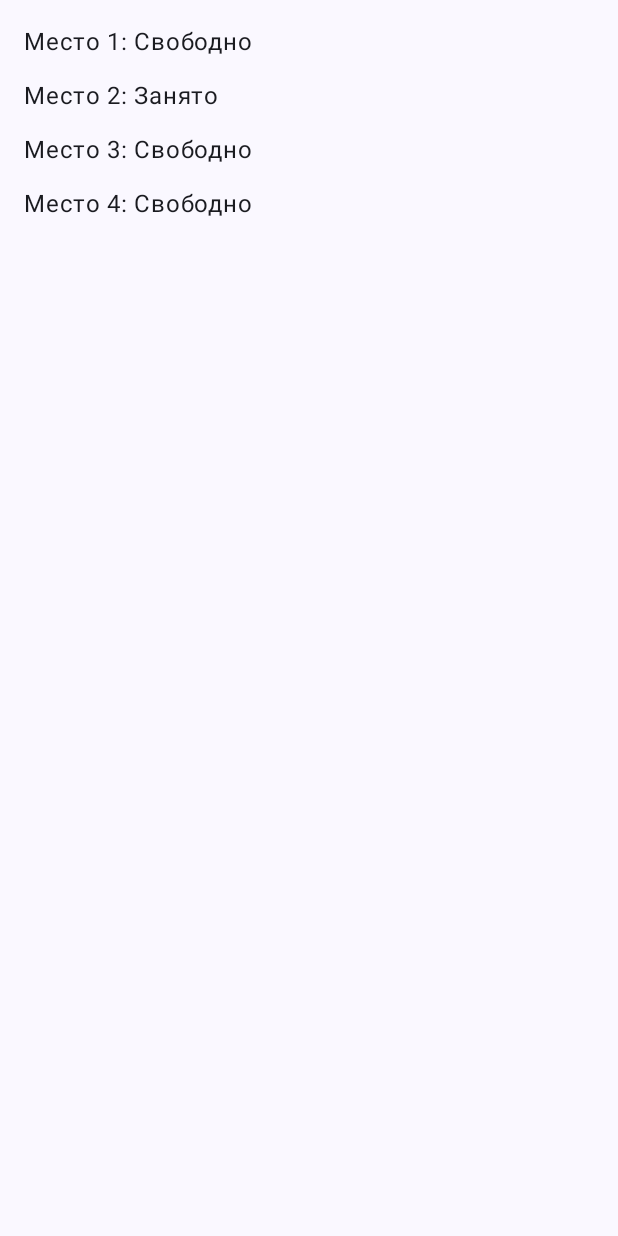
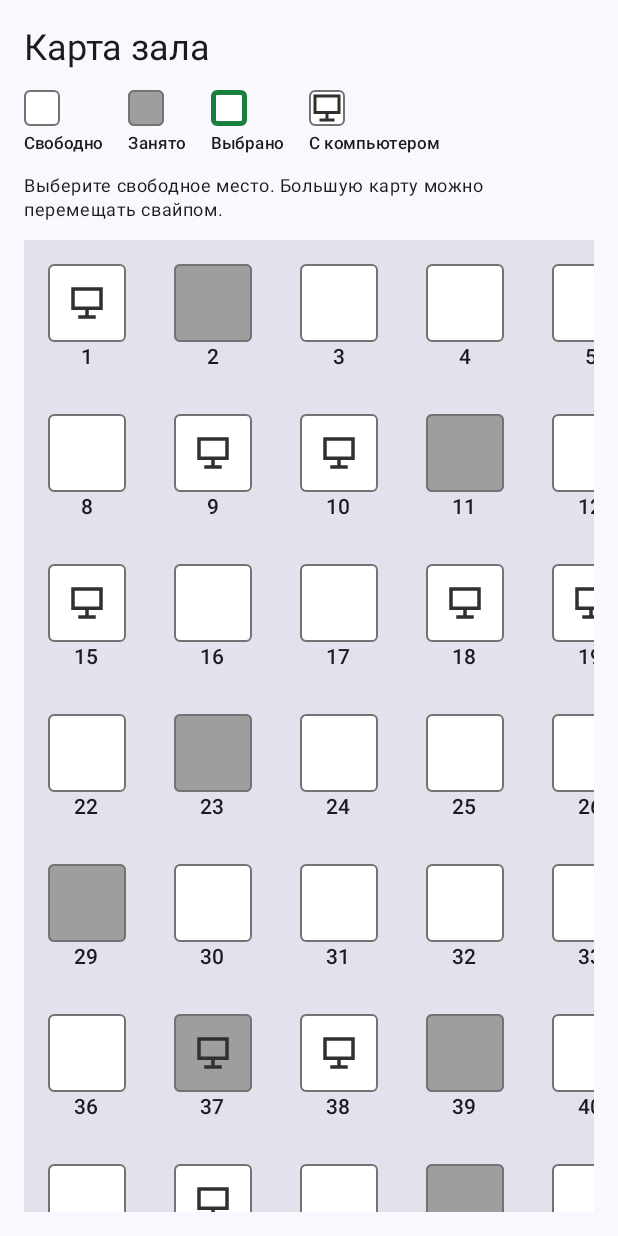
Before and after one commit to IvanMazko/StudySpot, an Android app built with Jetpack Compose: the screen it shows after launch (MainActivity), on a phone screen of 412 x 824 dp. Run offline under Robolectric (Android 15) with nearby library versions, the phone set to English and light mode, and no system bars; our stand-ins replace Dagger/Hilt's generated code; libraries missing offline, so code that uses them is left out: androidx.hilt.lifecycle.

Commit message:
feat: add scrollable seat map with seat selection

```diff
--- a/app/build.gradle.kts
+++ b/app/build.gradle.kts
@@ -54,6 +54,7 @@ dependencies {
     implementation(libs.androidx.core.ktx)
     implementation(libs.androidx.lifecycle.runtime.ktx)
     testImplementation(libs.junit)
+    testImplementation(libs.kotlinx.coroutines.test)
     androidTestImplementation(platform(libs.androidx.compose.bom))
     androidTestImplementation(libs.androidx.compose.ui.test.junit4)
     androidTestImplementation(libs.androidx.espresso.core)
--- a/app/src/main/java/com/example/studyspot/data/demo/DemoHallData.kt
+++ b/app/src/main/java/com/example/studyspot/data/demo/DemoHallData.kt
@@ -3,35 +3,47 @@ package com.example.studyspot.data.demo
 import com.example.studyspot.domain.models.Seat
 import com.example.studyspot.domain.models.SeatPosition
 import com.example.studyspot.domain.models.SeatType
+import kotlin.random.Random
 
 object DemoHallData {
 
-    val seats: List<Seat> = listOf(
-        Seat(
-            id = "seat-1",
-            label = "1",
-            type = SeatType.REGULAR,
-            position = SeatPosition(row = 0, column = 0),
-        ),
-        Seat(
-            id = "seat-2",
-            label = "2",
-            type = SeatType.REGULAR,
-            position = SeatPosition(row = 0, column = 1),
-        ),
-        Seat(
-            id = "seat-3",
-            label = "3",
-            type = SeatType.COMPUTER,
-            position = SeatPosition(row = 1, column = 0),
-        ),
-        Seat(
-            id = "seat-4",
-            label = "4",
-            type = SeatType.COMPUTER,
-            position = SeatPosition(row = 1, column = 1),
-        ),
-    )
+    private const val ROW_COUNT = 8
+    private const val COLUMN_COUNT = 7
 
-    val occupiedSeatIds: Set<String> = setOf("seat-2")
+    val seats: List<Seat> = createSeats()
+
+    val occupiedSeatIds: Set<String> = setOf("seat-2", "seat-11", "seat-14", "seat-23", "seat-29", "seat-35", "seat-37","seat-39",
+        "seat-46", "seat-50", "seat-52", "seat-54")
+
+    private fun createSeats(): List<Seat> {
+        val result = mutableListOf<Seat>()
+        // Repeatable computer-seat distribution; coordinates are not random.
+        val random = Random(seed = 42)
+        var seatNumber = 1
+
+        for (row in 0 until ROW_COUNT) {
+            for (column in 0 until COLUMN_COUNT) {
+                val type = if (random.nextInt(4) == 0) {
+                    SeatType.COMPUTER
+                } else {
+                    SeatType.REGULAR
+                }
+
+                val seat = Seat(
+                    id = "seat-$seatNumber",
+                    label = seatNumber.toString(),
+                    type = type,
+                    position = SeatPosition(
+                        row = row,
+                        column = column,
+                    ),
+                )
+
+                result.add(seat)
+                seatNumber++
+            }
+        }
+
+        return result
+    }
 }
--- /dev/null
+++ b/app/src/main/java/com/example/studyspot/presentation/screens/seatmap/SeatItem.kt
@@ -0,0 +1,89 @@
+package com.example.studyspot.presentation.screens.seatmap
+
+import androidx.compose.foundation.BorderStroke
+import androidx.compose.foundation.background
+import androidx.compose.foundation.border
+import androidx.compose.foundation.layout.Box
+import androidx.compose.foundation.layout.Column
+import androidx.compose.foundation.layout.size
+import androidx.compose.foundation.selection.selectable
+import androidx.compose.foundation.shape.RoundedCornerShape
+import androidx.compose.material3.Icon
+import androidx.compose.material3.MaterialTheme
+import androidx.compose.material3.Text
+import androidx.compose.runtime.Composable
+import androidx.compose.ui.Alignment
+import androidx.compose.ui.Modifier
+import androidx.compose.ui.res.colorResource
+import androidx.compose.ui.res.painterResource
+import androidx.compose.ui.res.stringResource
+import androidx.compose.ui.semantics.Role
+import androidx.compose.ui.semantics.contentDescription
+import androidx.compose.ui.semantics.semantics
+import androidx.compose.ui.unit.dp
+import com.example.studyspot.R
+import com.example.studyspot.domain.models.AvailabilityStatus
+import com.example.studyspot.domain.models.SeatSlot
+import com.example.studyspot.domain.models.SeatType
+
+@Composable
+fun SeatItem(
+    seatSlot: SeatSlot,
+    isSelected: Boolean,
+    onClick: () -> Unit,
+    modifier: Modifier = Modifier,
+) {
+    val isAvailable = seatSlot.status == AvailabilityStatus.AVAILABLE
+    val status = stringResource(if (isAvailable) R.string.seat_available else R.string.seat_occupied)
+    val type = stringResource(
+        if (seatSlot.seat.type == SeatType.COMPUTER) R.string.seat_computer else R.string.seat_regular,
+    )
+    val description = stringResource(R.string.seat_description, seatSlot.seat.label, type, status)
+
+    Column(
+        modifier = modifier
+            .semantics(mergeDescendants = true) { contentDescription = description }
+            .selectable(
+                selected = isSelected,
+                enabled = isAvailable,
+                role = Role.Checkbox,
+                onClick = onClick,
+            ),
+        horizontalAlignment = Alignment.CenterHorizontally,
+    ) {
+        SeatSymbol(isAvailable, isSelected, seatSlot.seat.type == SeatType.COMPUTER)
+        Text(text = seatSlot.seat.label, style = MaterialTheme.typography.labelLarge)
+    }
+}
+
+@Composable
+internal fun SeatSymbol(
+    isAvailable: Boolean = true,
+    isSelected: Boolean = false,
+    hasComputer: Boolean = false,
+    modifier: Modifier = Modifier,
+) {
+    val shape = RoundedCornerShape(4.dp)
+    val borderColor = colorResource(
+        if (isSelected) R.color.seat_selected_border else R.color.seat_border,
+    )
+    val backgroundColor = colorResource(
+        if (isAvailable) R.color.seat_available_background else R.color.seat_occupied_background,
+    )
+    Box(
+        modifier = modifier
+            .size(52.dp)
+            .background(backgroundColor, shape)
+            .border(BorderStroke(if (isSelected) 3.dp else 1.dp, borderColor), shape),
+        contentAlignment = Alignment.Center,
+    ) {
+        if (hasComputer) {
+            Icon(
+                painter = painterResource(R.drawable.ic_computer),
+                contentDescription = null,
+                tint = colorResource(R.color.seat_computer_icon),
+                modifier = Modifier.size(28.dp),
+            )
+        }
+    }
+}
--- /dev/null
+++ b/app/src/main/java/com/example/studyspot/presentation/screens/seatmap/SeatMap.kt
@@ -0,0 +1,90 @@
+package com.example.studyspot.presentation.screens.seatmap
+
+import androidx.compose.foundation.ExperimentalFoundationApi
+import androidx.compose.foundation.background
+import androidx.compose.foundation.gestures.rememberScrollable2DState
+import androidx.compose.foundation.gestures.scrollable2D
+import androidx.compose.foundation.layout.Box
+import androidx.compose.foundation.layout.BoxWithConstraints
+import androidx.compose.foundation.layout.fillMaxSize
+import androidx.compose.foundation.layout.offset
+import androidx.compose.foundation.layout.size
+import androidx.compose.foundation.layout.wrapContentSize
+import androidx.compose.material3.MaterialTheme
+import androidx.compose.runtime.Composable
+import androidx.compose.runtime.getValue
+import androidx.compose.runtime.key
+import androidx.compose.runtime.mutableStateOf
+import androidx.compose.runtime.remember
+import androidx.compose.runtime.setValue
+import androidx.compose.ui.Alignment
+import androidx.compose.ui.Modifier
+import androidx.compose.ui.draw.clipToBounds
+import androidx.compose.ui.geometry.Offset
+import androidx.compose.ui.graphics.graphicsLayer
+import androidx.compose.ui.platform.LocalDensity
+import androidx.compose.ui.unit.dp
+import com.example.studyspot.domain.models.SeatSlot
+
+@OptIn(ExperimentalFoundationApi::class)
+@Composable
+fun SeatMap(
+    seatSlots: List<SeatSlot>,
+    selectedSeatId: String?,
+    onSeatClick: (String) -> Unit,
+    modifier: Modifier = Modifier,
+) {
+    // Empty coordinates remain empty: places never reflow to fit the screen.
+    var rowCount = 0
+    var columnCount = 0
+    for (slot in seatSlots) {
+        rowCount = maxOf(rowCount, slot.seat.position.row + 1)
+        columnCount = maxOf(columnCount, slot.seat.position.column + 1)
+    }
+    val cellWidth = 84.dp
+    val cellHeight = 100.dp
+    val mapWidth = cellWidth * columnCount + 32.dp
+    val mapHeight = cellHeight * rowCount + 32.dp
+    val density = LocalDensity.current
+
+    BoxWithConstraints(modifier.clipToBounds().background(MaterialTheme.colorScheme.surfaceVariant)) {
+        val maxX = with(density) { (mapWidth - maxWidth).coerceAtLeast(0.dp).toPx() }
+        val maxY = with(density) { (mapHeight - maxHeight).coerceAtLeast(0.dp).toPx() }
+        var pan by remember { mutableStateOf(Offset.Zero) }
+        val boundedPan = Offset(pan.x.coerceIn(-maxX, 0f), pan.y.coerceIn(-maxY, 0f))
+        val scrollState = rememberScrollable2DState { delta ->
+            val previous = Offset(pan.x.coerceIn(-maxX, 0f), pan.y.coerceIn(-maxY, 0f))
+            pan = Offset(
+                (previous.x + delta.x).coerceIn(-maxX, 0f),
+                (previous.y + delta.y).coerceIn(-maxY, 0f),
+            )
+            pan - previous
+        }
+
+        Box(Modifier.fillMaxSize().scrollable2D(scrollState)) {
+            Box(
+                Modifier
+                    .wrapContentSize(Alignment.TopStart, unbounded = true)
+                    .size(mapWidth, mapHeight)
+                    .graphicsLayer {
+                        translationX = boundedPan.x
+                        translationY = boundedPan.y
+                    },
+            ) {
+                for (slot in seatSlots) {
+                    key(slot.seat.id) {
+                        SeatItem(
+                            seatSlot = slot,
+                            isSelected = slot.seat.id == selectedSeatId,
+                            onClick = { onSeatClick(slot.seat.id) },
+                            modifier = Modifier.offset(
+                                x = 16.dp + cellWidth * slot.seat.position.column,
+                                y = 16.dp + cellHeight * slot.seat.position.row,
+                            ),
+                        )
+                    }
+                }
+            }
+        }
+    }
+}
--- /dev/null
+++ b/app/src/main/java/com/example/studyspot/presentation/screens/seatmap/SeatMapLegend.kt
@@ -0,0 +1,37 @@
+package com.example.studyspot.presentation.screens.seatmap
+
+import androidx.compose.foundation.layout.Arrangement
+import androidx.compose.foundation.layout.Column
+import androidx.compose.foundation.layout.ExperimentalLayoutApi
+import androidx.compose.foundation.layout.FlowRow
+import androidx.compose.foundation.layout.size
+import androidx.compose.material3.MaterialTheme
+import androidx.compose.material3.Text
+import androidx.compose.runtime.Composable
+import androidx.compose.ui.Modifier
+import androidx.compose.ui.res.stringResource
+import androidx.compose.ui.unit.dp
+import com.example.studyspot.R
+
+@OptIn(ExperimentalLayoutApi::class)
+@Composable
+fun SeatMapLegend(modifier: Modifier = Modifier) {
+    FlowRow(
+        modifier = modifier,
+        horizontalArrangement = Arrangement.spacedBy(16.dp),
+        verticalArrangement = Arrangement.spacedBy(8.dp),
+    ) {
+        LegendEntry(stringResource(R.string.seat_available)) { SeatSymbol(modifier = it) }
+        LegendEntry(stringResource(R.string.seat_occupied)) { SeatSymbol(isAvailable = false, modifier = it) }
+        LegendEntry(stringResource(R.string.seat_selected)) { SeatSymbol(isSelected = true, modifier = it) }
+        LegendEntry(stringResource(R.string.seat_computer)) { SeatSymbol(hasComputer = true, modifier = it) }
+    }
+}
+
+@Composable
+private fun LegendEntry(label: String, symbol: @Composable (Modifier) -> Unit) {
+    Column(verticalArrangement = Arrangement.spacedBy(4.dp)) {
+        symbol(Modifier.size(24.dp))
+        Text(text = label, style = MaterialTheme.typography.labelSmall)
+    }
+}
--- a/app/src/main/java/com/example/studyspot/presentation/screens/seatmap/SeatMapRoute.kt
+++ b/app/src/main/java/com/example/studyspot/presentation/screens/seatmap/SeatMapRoute.kt
@@ -25,6 +25,7 @@ fun SeatMapRoute(
 
     SeatMapScreen(
         state = state,
+        onSeatClick = viewModel::onSeatClick,
         onRetryClick = { viewModel.loadSeatSlots(date, timeSlot) },
         modifier = modifier,
     )
--- a/app/src/main/java/com/example/studyspot/presentation/screens/seatmap/SeatMapScreen.kt
+++ b/app/src/main/java/com/example/studyspot/presentation/screens/seatmap/SeatMapScreen.kt
@@ -2,30 +2,45 @@ package com.example.studyspot.presentation.screens.seatmap
 
 import androidx.compose.foundation.layout.Arrangement
 import androidx.compose.foundation.layout.Column
+import androidx.compose.foundation.layout.fillMaxSize
+import androidx.compose.foundation.layout.fillMaxWidth
 import androidx.compose.foundation.layout.padding
 import androidx.compose.material3.Button
 import androidx.compose.material3.CircularProgressIndicator
 import androidx.compose.material3.Text
 import androidx.compose.runtime.Composable
+import androidx.compose.runtime.getValue
+import androidx.compose.runtime.mutableStateOf
+import androidx.compose.runtime.remember
+import androidx.compose.runtime.setValue
 import androidx.compose.ui.Modifier
 import androidx.compose.ui.res.stringResource
 import androidx.compose.ui.tooling.preview.Preview
 import androidx.compose.ui.unit.dp
 import com.example.studyspot.R
 import com.example.studyspot.domain.models.AvailabilityStatus
+import com.example.studyspot.domain.models.Seat
+import com.example.studyspot.domain.models.SeatPosition
+import com.example.studyspot.domain.models.SeatSlot
+import com.example.studyspot.domain.models.SeatType
+import com.example.studyspot.domain.models.TimeSlot
 import com.example.studyspot.presentation.state.SeatMapUiState
 import com.example.studyspot.presentation.theme.StudySpotTheme
+import java.time.LocalDate
+import java.time.LocalTime
 
 @Composable
 fun SeatMapScreen(
     state: SeatMapUiState,
+    onSeatClick: (String) -> Unit,
     onRetryClick: () -> Unit,
     modifier: Modifier = Modifier,
 ) {
     Column(
-        modifier = modifier.padding(16.dp),
+        modifier = modifier.fillMaxSize().padding(16.dp),
         verticalArrangement = Arrangement.spacedBy(12.dp),
     ) {
+        Text(text = stringResource(R.string.hall_map), style = androidx.compose.material3.MaterialTheme.typography.headlineSmall)
         when {
             state.isLoading -> CircularProgressIndicator()
 
@@ -39,29 +54,57 @@ fun SeatMapScreen(
             state.seatSlots.isEmpty() -> Text(text = stringResource(R.string.no_seats))
 
             else -> {
-                for (seatSlot in state.seatSlots) {
-                    val statusResource = if (seatSlot.status == AvailabilityStatus.AVAILABLE) {
-                        R.string.seat_available
-                    } else {
-                        R.string.seat_occupied
-                    }
-                    Text(
-                        text = stringResource(
-                            R.string.seat_status,
-                            seatSlot.seat.label,
-                            stringResource(statusResource),
-                        ),
-                    )
-                }
+                SeatMapLegend(Modifier.fillMaxWidth())
+                Text(
+                    text = stringResource(R.string.map_hint),
+                    style = androidx.compose.material3.MaterialTheme.typography.bodySmall,
+                )
+                SeatMap(
+                    seatSlots = state.seatSlots,
+                    selectedSeatId = state.selectedSeatId,
+                    onSeatClick = onSeatClick,
+                    modifier = Modifier.fillMaxWidth().weight(1f),
+                )
             }
         }
     }
 }
 
-@Preview(showBackground = true)
+@Preview(showBackground = true, widthDp = 360, heightDp = 640)
+@Preview(showBackground = true, widthDp = 360, heightDp = 640, uiMode = android.content.res.Configuration.UI_MODE_NIGHT_YES)
 @Composable
 private fun SeatMapScreenPreview() {
     StudySpotTheme {
-        SeatMapScreen(state = SeatMapUiState(), onRetryClick = {})
+        var state by remember {
+            mutableStateOf(SeatMapUiState(seatSlots = previewSeatSlots(), selectedSeatId = "seat-1"))
+        }
+        SeatMapScreen(
+            state = state,
+            onSeatClick = { id ->
+                state = state.copy(selectedSeatId = if (state.selectedSeatId == id) null else id)
+            },
+            onRetryClick = {},
+        )
     }
 }
+
+// A larger fixture for checking scrolling without changing the repository's demo hall.
+private fun previewSeatSlots(): List<SeatSlot> {
+    val result = mutableListOf<SeatSlot>()
+    val date = LocalDate.of(2026, 11, 19)
+    val timeSlot = TimeSlot("morning", LocalTime.of(9, 0), LocalTime.of(12, 0))
+    for (row in 0..9) {
+        for (column in 0..7) {
+            val number = row * 8 + column + 1
+            val seat = Seat(
+                id = "seat-$number",
+                label = number.toString(),
+                type = if (column >= 4) SeatType.COMPUTER else SeatType.REGULAR,
+                position = SeatPosition(row, column),
+            )
+            val status = if (number % 5 == 0) AvailabilityStatus.OCCUPIED else AvailabilityStatus.AVAILABLE
+            result.add(SeatSlot(seat, date, timeSlot, status))
+        }
+    }
+    return result
+}
--- a/app/src/main/java/com/example/studyspot/presentation/state/SeatMapUiState.kt
+++ b/app/src/main/java/com/example/studyspot/presentation/state/SeatMapUiState.kt
@@ -6,4 +6,5 @@ data class SeatMapUiState(
     val seatSlots: List<SeatSlot> = emptyList(),
     val isLoading: Boolean = false,
     val errorMessage: String? = null,
+    val selectedSeatId: String? = null,
 )
--- a/app/src/main/java/com/example/studyspot/presentation/theme/Color.kt
+++ /dev/null
@@ -1,11 +0,0 @@
-package com.example.studyspot.presentation.theme
-
-import androidx.compose.ui.graphics.Color
-
-val Purple80 = Color(0xFFD0BCFF)
-val PurpleGrey80 = Color(0xFFCCC2DC)
-val Pink80 = Color(0xFFEFB8C8)
-
-val Purple40 = Color(0xFF6650a4)
-val PurpleGrey40 = Color(0xFF625b71)
-val Pink40 = Color(0xFF7D5260)
--- a/app/src/main/java/com/example/studyspot/presentation/theme/Theme.kt
+++ b/app/src/main/java/com/example/studyspot/presentation/theme/Theme.kt
@@ -9,17 +9,21 @@ import androidx.compose.material3.dynamicLightColorScheme
 import androidx.compose.material3.lightColorScheme
 import androidx.compose.runtime.Composable
 import androidx.compose.ui.platform.LocalContext
+import androidx.compose.ui.res.colorResource
+import com.example.studyspot.R
 
-private val DarkColorScheme = darkColorScheme(
-    primary = Purple80,
-    secondary = PurpleGrey80,
-    tertiary = Pink80
+@Composable
+private fun studySpotDarkColorScheme() = darkColorScheme(
+    primary = colorResource(R.color.theme_dark_primary),
+    secondary = colorResource(R.color.theme_dark_secondary),
+    tertiary = colorResource(R.color.theme_dark_tertiary),
 )
 
-private val LightColorScheme = lightColorScheme(
-    primary = Purple40,
-    secondary = PurpleGrey40,
-    tertiary = Pink40
+@Composable
+private fun studySpotLightColorScheme() = lightColorScheme(
+    primary = colorResource(R.color.theme_light_primary),
+    secondary = colorResource(R.color.theme_light_secondary),
+    tertiary = colorResource(R.color.theme_light_tertiary),
 )
 
 @Composable
@@ -35,8 +39,8 @@ fun StudySpotTheme(
             if (darkTheme) dynamicDarkColorScheme(context) else dynamicLightColorScheme(context)
         }
 
-        darkTheme -> DarkColorScheme
-        else -> LightColorScheme
+        darkTheme -> studySpotDarkColorScheme()
+        else -> studySpotLightColorScheme()
     }
 
     MaterialTheme(
--- /dev/null
+++ b/app/src/main/res/drawable/ic_computer.xml
@@ -0,0 +1,9 @@
+<vector xmlns:android="http://schemas.android.com/apk/res/android"
+    android:width="24dp"
+    android:height="24dp"
+    android:viewportWidth="24"
+    android:viewportHeight="24">
+    <path
+        android:fillColor="@color/black"
+        android:pathData="M3,3h18v13h-8v3h4v2H7v-2h4v-3H3zM5,5v9h14V5z" />
+</vector>
--- a/app/src/main/res/values/colors.xml
+++ b/app/src/main/res/values/colors.xml
@@ -1,5 +1,20 @@
 <?xml version="1.0" encoding="utf-8"?>
 <resources>
+    <color name="seat_selected_border">#FF16803C</color>
+    <color name="seat_border">#FF737373</color>
+    <color name="seat_available_background">@color/white</color>
+    <color name="seat_occupied_background">#FF9E9E9E</color>
+    <color name="seat_computer_icon">#FF303030</color>
+    <color name="theme_dark_primary">#FFD0BCFF</color>
+    <color name="theme_dark_secondary">#FFCCC2DC</color>
+    <color name="theme_dark_tertiary">#FFEFB8C8</color>
+    <color name="theme_light_primary">#FF6650A4</color>
+    <color name="theme_light_secondary">#FF625B71</color>
+    <color name="theme_light_tertiary">#FF7D5260</color>
+    <color name="transparent">#00000000</color>
+    <color name="launcher_background">#FF3DDC84</color>
+    <color name="launcher_grid">#33FFFFFF</color>
+    <color name="launcher_shadow">#44000000</color>
     <color name="purple_200">#FFBB86FC</color>
     <color name="purple_500">#FF6200EE</color>
     <color name="purple_700">#FF3700B3</color>
--- a/app/src/main/res/values/strings.xml
+++ b/app/src/main/res/values/strings.xml
@@ -1,4 +1,10 @@
 <resources>
+    <string name="hall_map">Карта зала</string>
+    <string name="map_hint">Выберите свободное место. Большую карту можно перемещать свайпом.</string>
+    <string name="seat_selected">Выбрано</string>
+    <string name="seat_computer">С компьютером</string>
+    <string name="seat_regular">Обычное</string>
+    <string name="seat_description">Место %1$s, %2$s, %3$s</string>
     <string name="app_name">StudySpot</string>
     <string name="retry">Повторить</string>
     <string name="no_seats">Мест нет</string>
--- a/gradle/libs.versions.toml
+++ b/gradle/libs.versions.toml
@@ -1,4 +1,5 @@
 [versions]
+coroutines = "1.10.2"
 androidxHilt = "1.3.0"
 hilt = "2.60.1"
 ksp = "2.3.9"
@@ -14,6 +15,7 @@ kotlin = "2.2.10"
 composeBom = "2026.02.01"
 
 [libraries]
+kotlinx-coroutines-test = { module = "org.jetbrains.kotlinx:kotlinx-coroutines-test", version.ref = "coroutines" }
 androidx-hilt-lifecycle-viewmodel-compose = { module = "androidx.hilt:hilt-lifecycle-viewmodel-compose", version.ref = "androidxHilt" }
 androidx-lifecycle-runtime-compose = { module = "androidx.lifecycle:lifecycle-runtime-compose", version.ref = "lifecycleRuntimeKtx" }
 hilt-android = { group = "com.google.dagger", name = "hilt-android", version.ref = "hilt" }
```
Also changed, not shown: app/src/main/java/com/example/studyspot/presentation/viewmodels/SeatMapViewModel.kt (+26 -0 lines), app/src/main/res/drawable/ic_launcher_background.xml (+65 -65 lines), app/src/main/res/drawable/ic_launcher_foreground.xml (+4 -4 lines), 1 other file.
